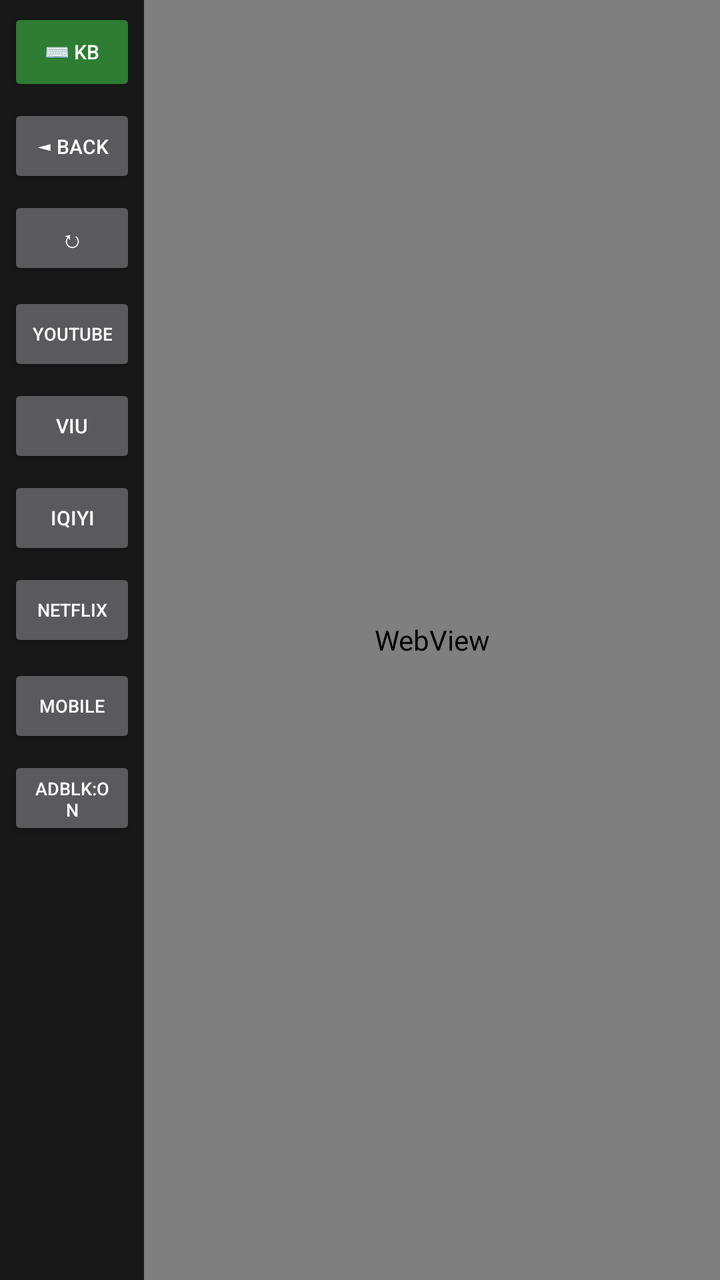
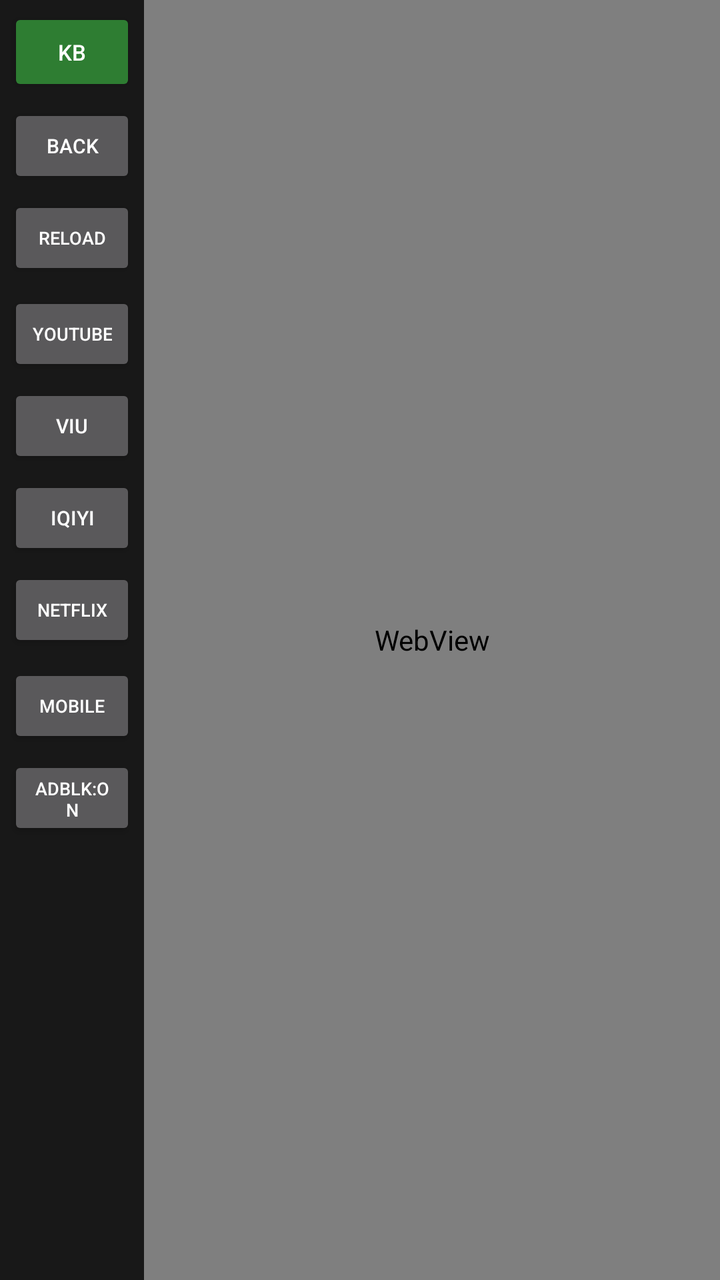

Before-and-after screenshots of an Android layout around one commit, followed by the original layout XML and the change that was made.
<!-- AndroidManifest.xml: application theme Theme.AppCompat.NoActionBar -->
<!-- res/layout/activity_car_webview.xml -->
<?xml version="1.0" encoding="utf-8"?>
<LinearLayout xmlns:android="http://schemas.android.com/apk/res/android"
    android:layout_width="match_parent"
    android:layout_height="match_parent"
    android:orientation="horizontal"
    android:background="#000000">

    <ScrollView
        android:layout_width="72dp"
        android:layout_height="match_parent"
        android:background="#181818">

        <LinearLayout
            android:layout_width="match_parent"
            android:layout_height="wrap_content"
            android:orientation="vertical"
            android:gravity="center_horizontal"
            android:padding="4dp">

            <Button
                android:id="@+id/btnKeyboard"
                android:layout_width="match_parent"
                android:layout_height="44dp"
                android:backgroundTint="#2E7D32"
                android:text="⌨️ KB"
                android:textColor="#FFFFFF"
                android:textSize="10sp" />

            <Button
                android:id="@+id/btnBack"
                android:layout_width="match_parent"
                android:layout_height="42dp"
                android:layout_marginTop="4dp"
                android:text="◄ Back"
                android:textSize="10sp" />

            <Button
                android:id="@+id/btnReload"
                android:layout_width="match_parent"
                android:layout_height="42dp"
                android:layout_marginTop="4dp"
                android:text="↻"
                android:textSize="12sp" />

            <Button
                android:id="@+id/btnYT"
                android:layout_width="match_parent"
                android:layout_height="42dp"
                android:layout_marginTop="6dp"
                android:text="YouTube"
                android:textSize="9sp" />

            <Button
                android:id="@+id/btnViu"
                android:layout_width="match_parent"
                android:layout_height="42dp"
                android:layout_marginTop="4dp"
                android:text="Viu"
                android:textSize="10sp" />

            <Button
                android:id="@+id/btnIqiyi"
                android:layout_width="match_parent"
                android:layout_height="42dp"
                android:layout_marginTop="4dp"
                android:text="iQiyi"
                android:textSize="10sp" />

            <Button
                android:id="@+id/btnNetflix"
                android:layout_width="match_parent"
                android:layout_height="42dp"
                android:layout_marginTop="4dp"
                android:text="Netflix"
                android:textSize="9sp" />

            <Button
                android:id="@+id/btnMode"
                android:layout_width="match_parent"
                android:layout_height="42dp"
                android:layout_marginTop="6dp"
                android:text="Mobile"
                android:textSize="9sp" />

            <Button
                android:id="@+id/btnAdBlock"
                android:layout_width="match_parent"
                android:layout_height="42dp"
                android:layout_marginTop="4dp"
                android:text="AdBlk:ON"
                android:textSize="9sp" />

        </LinearLayout>
    </ScrollView>

    <LinearLayout
        android:layout_width="0dp"
        android:layout_height="match_parent"
        android:layout_weight="1"
        android:orientation="vertical">

        <WebView
            android:id="@+id/carWebView"
            android:layout_width="match_parent"
            android:layout_height="0dp"
            android:layout_weight="1" />

        <LinearLayout
            android:id="@+id/keyboardContainer"
            android:layout_width="match_parent"
            android:layout_height="wrap_content"
            android:orientation="vertical"
            android:background="#202124"
            android:padding="4dp"
            android:visibility="gone" />

    </LinearLayout>

</LinearLayout>
<!-- resources referenced by this layout -->
<resources>

</resources>

<!-- the commit's change to res/layout/activity_car_webview.xml (unified diff, before → after) -->
@@ -22,16 +22,16 @@
                 android:layout_width="match_parent"
                 android:layout_height="44dp"
                 android:backgroundTint="#2E7D32"
-                android:text="⌨️ KB"
+                android:text="KB"
                 android:textColor="#FFFFFF"
-                android:textSize="10sp" />
+                android:textSize="11sp" />
 
             <Button
                 android:id="@+id/btnBack"
                 android:layout_width="match_parent"
                 android:layout_height="42dp"
                 android:layout_marginTop="4dp"
-                android:text="◄ Back"
+                android:text="Back"
                 android:textSize="10sp" />
 
             <Button
@@ -39,8 +39,8 @@
                 android:layout_width="match_parent"
                 android:layout_height="42dp"
                 android:layout_marginTop="4dp"
-                android:text="↻"
-                android:textSize="12sp" />
+                android:text="Reload"
+                android:textSize="9sp" />
 
             <Button
                 android:id="@+id/btnYT"
